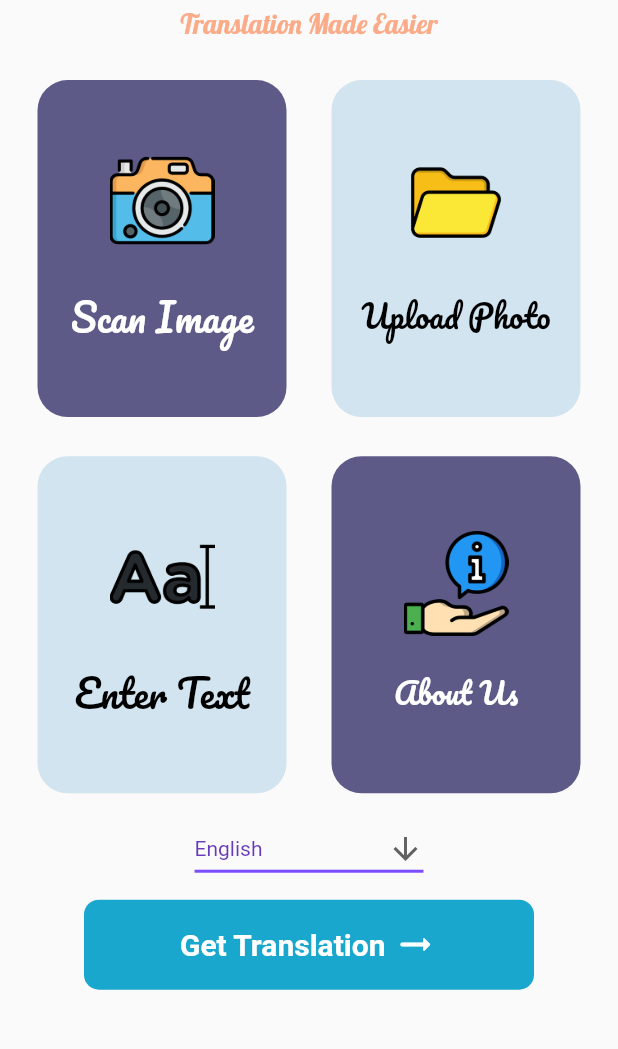
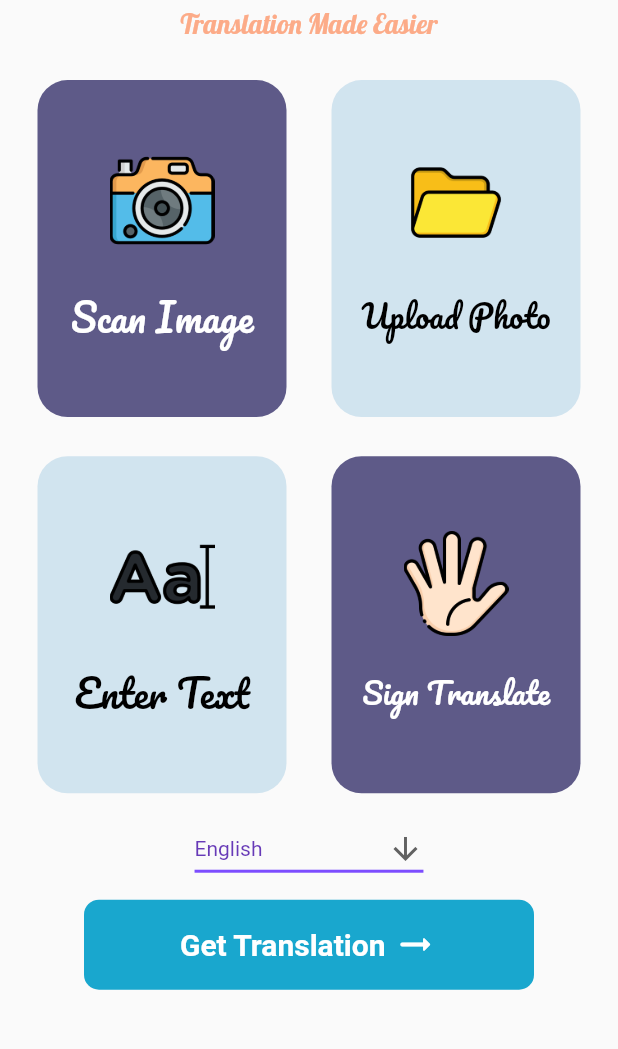
Before and after one commit to GENZGEEKS/Polyglot-Translate-FrontEnd, a Flutter app: the screen it shows after launch, on a phone screen of 412 x 824 dp, the part 169-1218 px from its top. Run offline on Flutter 3.47's test engine with Material 2 defaults, Android fonts, the phone set to English and light mode, and no system bars; our stand-ins replace animated_splash_screen, animated_text_kit, avatar_glow, flutter_spinkit, google_fonts, image_picker and 3 more; Roboto replaces fonts that are missing (Ubuntu).

Commit message:
ADD: add sanket at home screen

```diff
--- a/lib/screens/InputText.dart
+++ b/lib/screens/InputText.dart
@@ -116,6 +116,7 @@ class _InputTextState extends State<InputText> {
                               output:
                                   // responseJson.toString(),
                                   jsonData['translation'],
+                              language: language,
                             )));
                   },
                   child: const Padding(
--- a/lib/screens/grid_view_screen.dart
+++ b/lib/screens/grid_view_screen.dart
@@ -361,9 +361,8 @@ class _HomeScreenState extends State<HomeScreen> {
                           ),
                           InkWell(
                             onTap: () {
-                              // Navigator.of(context).push(MaterialPageRoute(
-                              //     builder: (context) => SanketSign()
-                              //     ));
+                              Navigator.of(context).push(MaterialPageRoute(
+                                  builder: (context) => SanketSign()));
                             },
                             child: Container(
                               height:
@@ -378,13 +377,13 @@ class _HomeScreenState extends State<HomeScreen> {
                                   mainAxisAlignment: MainAxisAlignment.center,
                                   children: [
                                     Image.asset(
-                                      "assets/images/info.png",
+                                      "assets/images/sign.png",
                                       height: 70,
                                     ),
                                     Padding(
                                       padding: const EdgeInsets.only(top: 20),
                                       child: Text(
-                                        'About Us',
+                                        'Sign Translate',
                                         style: TextStyle(
                                             fontFamily: GoogleFonts.pacifico()
                                                 .fontFamily,
@@ -397,6 +396,45 @@ class _HomeScreenState extends State<HomeScreen> {
                               ),
                             ),
                           ),
+
+                          // InkWell(
+                          //   onTap: () {
+                          //     // Navigator.of(context).push(MaterialPageRoute(
+                          //     //     builder: (context) => SanketSign()
+                          //     //     ));
+                          //   },
+                          //   child: Container(
+                          //     height:
+                          //         MediaQuery.of(context).size.height / 3 - 50,
+                          //     width: MediaQuery.of(context).size.width / 2 - 40,
+                          //     decoration: BoxDecoration(
+                          //       color: darkGrdColor.withOpacity(0.8),
+                          //       borderRadius: BorderRadius.circular(20),
+                          //     ),
+                          //     child: Center(
+                          //       child: Column(
+                          //         mainAxisAlignment: MainAxisAlignment.center,
+                          //         children: [
+                          //           Image.asset(
+                          //             "assets/images/info.png",
+                          //             height: 70,
+                          //           ),
+                          //           Padding(
+                          //             padding: const EdgeInsets.only(top: 20),
+                          //             child: Text(
+                          //               'About Us',
+                          //               style: TextStyle(
+                          //                   fontFamily: GoogleFonts.pacifico()
+                          //                       .fontFamily,
+                          //                   color: white,
+                          //                   fontSize: 20),
+                          //             ),
+                          //           ),
+                          //         ],
+                          //       ),
+                          //     ),
+                          //   ),
+                          // ),
                         ],
                       ),
                     ]),
@@ -475,6 +513,7 @@ class _HomeScreenState extends State<HomeScreen> {
                                 output:
                                     // responseJson.toString(),
                                     jsonData['translation'],
+                                language: language,
                               )));
                     },
                     style: ElevatedButton.styleFrom(
--- a/lib/screens/home_screen.dart
+++ b/lib/screens/home_screen.dart
@@ -287,6 +287,7 @@ class _HomeScreen2State extends State<HomeScreen2> {
                           output:
                               // responseJson.toString(),
                               jsonData['translation'],
+                          language: language,
                         )));
               },
               child: Padding(
--- a/lib/screens/test_file.dart
+++ b/lib/screens/test_file.dart
@@ -98,6 +98,7 @@ class _TestPageState extends State<TestPage> {
                             output:
                                 // responseJson.toString(),
                                 jsonData['translation'],
+                            language: language,
                           )));
                 },
                 style: ElevatedButton.styleFrom(
```
Also changed, not shown: lib/Sanket/main.dart (+8 -7 lines), lib/Sanket/speechToSign.dart (+4 -4 lines), lib/screens/output.dart (+9 -6 lines).
